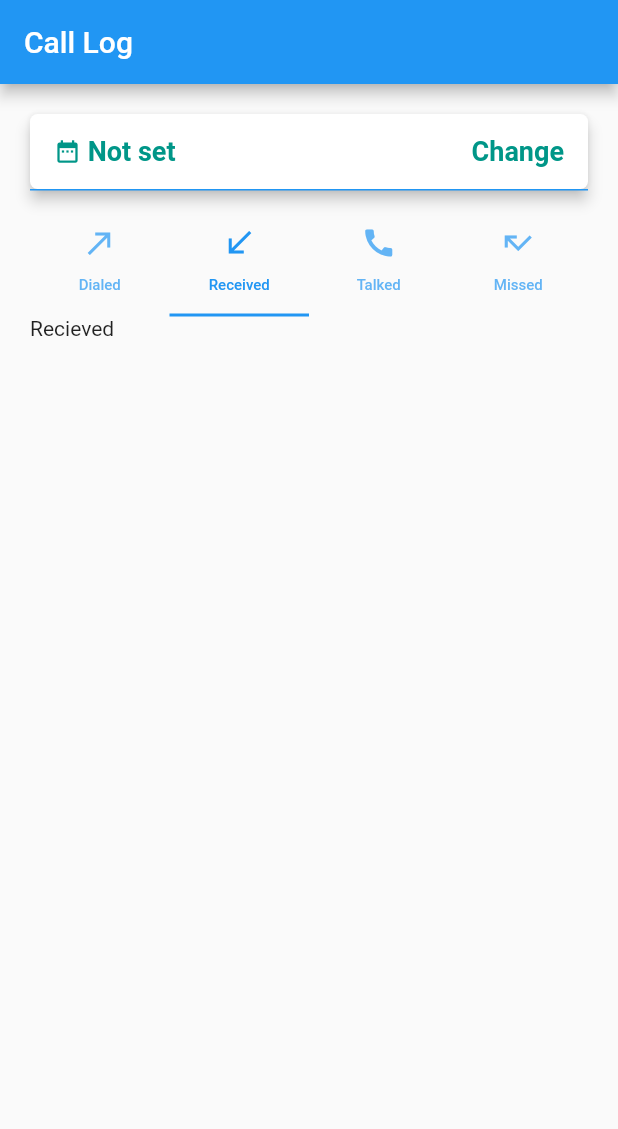
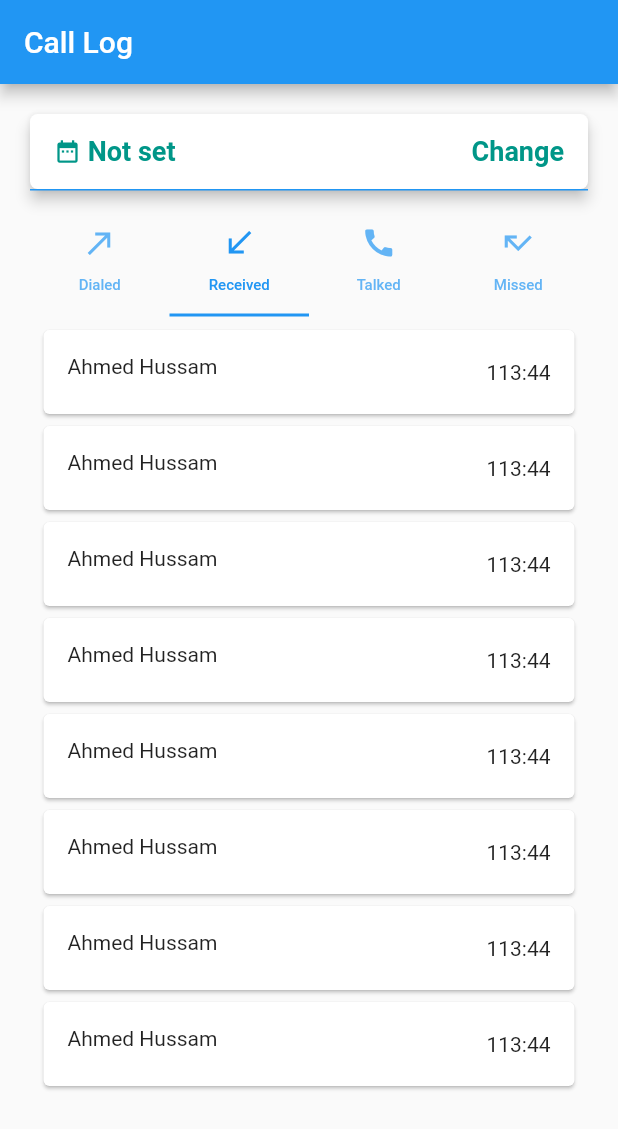
Before and after one commit to tayyyab/call_log_analytics, a Flutter app: the screen it shows after launch, tab 2 chosen, on a phone screen of 412 x 824 dp. Shown: the top 1129 px of the screen. Run offline on Flutter 3.47's test engine with Material 2 defaults, Android fonts, the phone set to English and light mode, and no system bars; our stand-ins replace flutter_datetime_picker; missing offline and left inert: call_log.

```diff
--- a/lib/screens/Home/home_page.dart
+++ b/lib/screens/Home/home_page.dart
@@ -1,3 +1,4 @@
+import 'package:call_log/call_log.dart';
 import 'package:flutter/material.dart';
 import 'package:flutter_datetime_picker/flutter_datetime_picker.dart';
 
@@ -10,7 +11,7 @@ class HomePage extends StatefulWidget {
 
 class _HomePageState extends State<HomePage>
     with SingleTickerProviderStateMixin {
-  String _date = "Not set";
+  dynamic _date = "Not set";
   TabController _tabController;
 
   @override
@@ -26,7 +27,6 @@ class _HomePageState extends State<HomePage>
         title: Text('Call Log'),
       ),
       body: Container(
-        height: 500,
         padding: EdgeInsets.all(20),
         child: Column(
           children: <Widget>[
@@ -130,13 +130,25 @@ class _HomePageState extends State<HomePage>
               ),
             ),
             Container(
-              height: 50,
+              height: MediaQuery.of(context).size.height - 300,
               child: TabBarView(
                 children: <Widget>[
-                  Text("Dialed"),
-                  Text("Recieved"),
-                  Text("Talked"),
-                  Text("Missed")
+                  Container(
+                    padding: EdgeInsets.all(5),
+                    child: dialedList(),
+                  ),
+                  Container(
+                    padding: EdgeInsets.all(5),
+                    child: recievedList(),
+                  ),
+                  Container(
+                    padding: EdgeInsets.all(5),
+                    child: talkedList(),
+                  ),
+                  Container(
+                    padding: EdgeInsets.all(5),
+                    child: missedList(),
+                  ),
                 ],
                 controller: _tabController,
               ),
@@ -146,4 +158,88 @@ class _HomePageState extends State<HomePage>
       ),
     );
   }
+
+  Iterable<CallLogEntry> _callLogdialedEntries = [];
+  getDialedCalls() async {
+    _callLogdialedEntries = await CallLog.query(
+      dateFrom: _date,
+      dateTo: _date,
+      type: CallType.outgoing,
+    );
+    setState(() {
+      isLoading = true;
+    });
+  }
+
+  bool isLoading = false;
+
+  Widget dialedList() {
+    if (_callLogdialedEntries.isEmpty) {
+      if (_date != 'Not set') {
+        getDialedCalls();
+      }
+
+      return isLoading
+          ? Center(
+              child: CircularProgressIndicator(),
+            )
+          : Container();
+    } else {
+      _callLogdialedEntries.forEach((f) => print(f.toString()));
+    }
+
+    return ListView.builder(
+      itemCount: 10,
+      itemBuilder: (BuildContext context, int position) {
+        return Card(
+          child: ListTile(
+            leading: Text('Ahmed Hussam'),
+            trailing: Text('113:44'),
+          ),
+        );
+      },
+    );
+  }
+
+  Widget recievedList() {
+    return ListView.builder(
+      itemCount: 10,
+      itemBuilder: (BuildContext context, int position) {
+        return Card(
+          child: ListTile(
+            leading: Text('Ahmed Hussam'),
+            trailing: Text('113:44'),
+          ),
+        );
+      },
+    );
+  }
+
+  Widget talkedList() {
+    return ListView.builder(
+      itemCount: 10,
+      itemBuilder: (BuildContext context, int position) {
+        return Card(
+          child: ListTile(
+            leading: Text('Ahmed Hussam'),
+            trailing: Text('113:44'),
+          ),
+        );
+      },
+    );
+  }
+
+  Widget missedList() {
+    return ListView.builder(
+      itemCount: 10,
+      itemBuilder: (BuildContext context, int position) {
+        return Card(
+          child: ListTile(
+            leading: Text('Ahmed Hussam'),
+            trailing: Text('113:44'),
+          ),
+        );
+      },
+    );
+  }
 }
--- a/pubspec.yaml
+++ b/pubspec.yaml
@@ -19,6 +19,9 @@ environment:
 dependencies:
   flutter:
     sdk: flutter
+
+  # Call Log Package
+  call_log: ^2.0.0
 
   # The following adds the Cupertino Icons font to your application.
   # Use with the CupertinoIcons class for iOS style icons.
```
Also changed, not shown: pubspec.lock, 1 other file.
